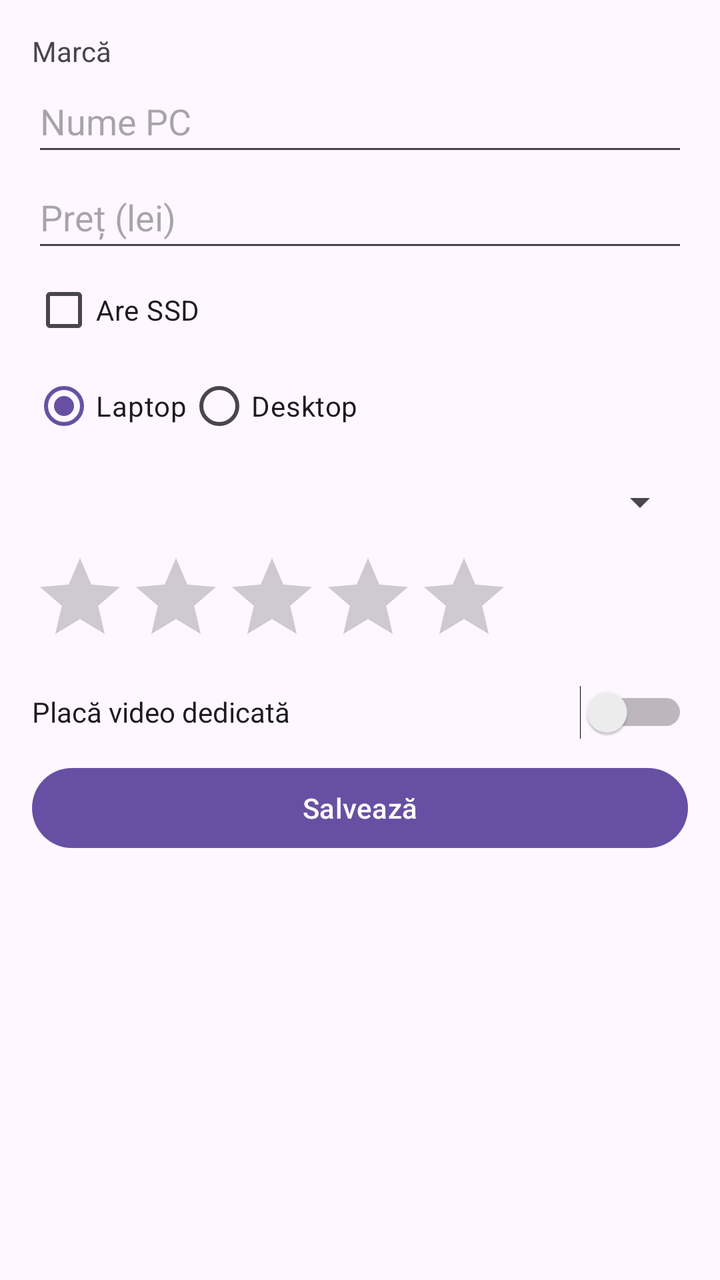
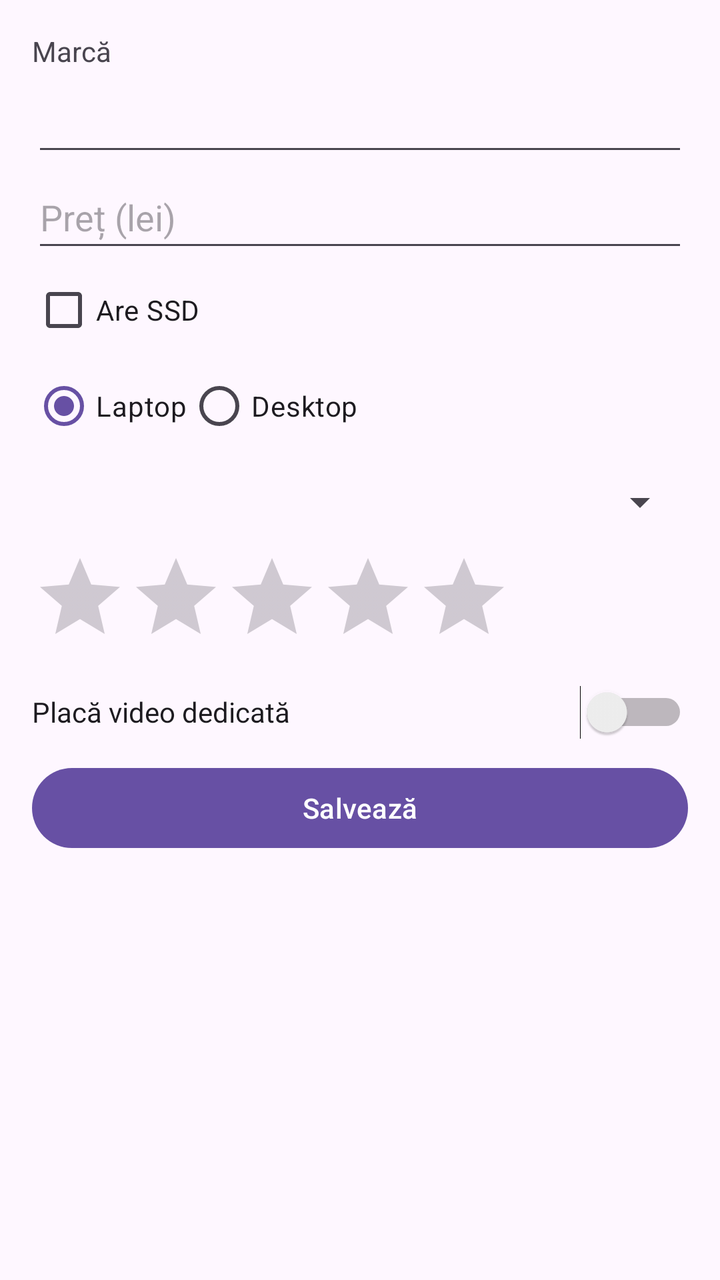

Before-and-after screenshots of an Android layout around one commit, followed by the original layout XML and the change that was made.
<!-- AndroidManifest.xml: application theme Theme.Catalin_Remus_Antonio_DAM2026 -->
<!-- res/layout/activity_adaugare.xml -->
<?xml version="1.0" encoding="utf-8"?>
<ScrollView xmlns:android="http://schemas.android.com/apk/res/android"
    xmlns:tools="http://schemas.android.com/tools"
    android:id="@+id/main"
    android:layout_width="match_parent"
    android:layout_height="match_parent"
    tools:context=".ActivitateAdaugare">

    <LinearLayout
        android:layout_width="match_parent"
        android:layout_height="wrap_content"
        android:orientation="vertical"
        android:padding="16dp">

        <TextView
            android:layout_width="wrap_content"
            android:layout_height="wrap_content"
            android:text="@string/marc" />

        <EditText
            android:autofillHints="Nume PC"
            android:hint="Nume PC"
            android:id="@+id/et_marca"
            android:layout_width="match_parent"
            android:layout_height="wrap_content"
            android:minHeight="48dp"
            android:inputType="text" />

        <EditText
            android:autofillHints="Pret"
            android:id="@+id/et_pret"
            android:layout_width="match_parent"
            android:layout_height="wrap_content"
            android:hint="@string/pret_lei"
            android:minHeight="48dp"
            android:inputType="numberDecimal" />

        <CheckBox
            android:id="@+id/cb_ssd"
            android:layout_width="wrap_content"
            android:layout_height="wrap_content"
            android:text="@string/are_ssd" />

        <RadioGroup
            android:id="@+id/rg_tip"
            android:layout_width="match_parent"
            android:layout_height="wrap_content"
            android:orientation="horizontal">

            <RadioButton
                android:id="@+id/rb_laptop"
                android:layout_width="wrap_content"
                android:layout_height="wrap_content"
                android:checked="true"
                android:text="@string/laptop" />

            <RadioButton
                android:id="@+id/rb_desktop"
                android:layout_width="wrap_content"
                android:layout_height="wrap_content"
                android:text="@string/desktop" />
        </RadioGroup>

        <Spinner
            android:id="@+id/sp_os"
            android:layout_width="match_parent"
            android:layout_height="wrap_content"
            android:minHeight="48dp"
            />

        <RatingBar
            android:id="@+id/rb_rating"
            android:layout_width="wrap_content"
            android:layout_height="wrap_content"
            android:numStars="5"
            android:stepSize="0.5" />

        <Switch
            android:autofillHints="RTX 2060 Super"
            android:id="@+id/sw_placa_video"
            android:layout_width="match_parent"
            android:layout_height="wrap_content"
            android:minHeight="48dp"
            android:text="@string/GPU" />

        <Button
            android:layout_width="match_parent"
            android:layout_height="wrap_content"
            android:onClick="salveaza"
            android:text="@string/salveaza" />
    </LinearLayout>
</ScrollView>
<!-- resources referenced by this layout -->
<resources>
  <string name="GPU">Placă video dedicată</string>
  <string name="are_ssd">Are SSD</string>
  <string name="desktop">Desktop</string>
  <string name="laptop">Laptop</string>
  <string name="marc">Marcă</string>
  <string name="pret_lei">Preț (lei)</string>
  <string name="salveaza">Salvează</string>
  <style name="Theme.Catalin_Remus_Antonio_DAM2026" parent="Base.Theme.Catalin_Remus_Antonio_DAM2026" />
  <style name="Base.Theme.Catalin_Remus_Antonio_DAM2026" parent="Theme.Material3.DayNight.NoActionBar">
          
          
      </style>
</resources>

<!-- the commit's change to res/layout/activity_adaugare.xml (unified diff, before → after) -->
@@ -15,16 +15,17 @@
         <TextView
             android:layout_width="wrap_content"
             android:layout_height="wrap_content"
-            android:text="@string/marc" />
+            android:text="@string/marc"
+            android:autofillHints="Nume PC"
+            />
 
         <EditText
-            android:autofillHints="Nume PC"
-            android:hint="Nume PC"
             android:id="@+id/et_marca"
             android:layout_width="match_parent"
             android:layout_height="wrap_content"
-            android:minHeight="48dp"
-            android:inputType="text" />
+            android:autofillHints="Nume PC"
+            android:inputType="text"
+            android:minHeight="48dp" />
 
         <EditText
             android:autofillHints="Pret"
